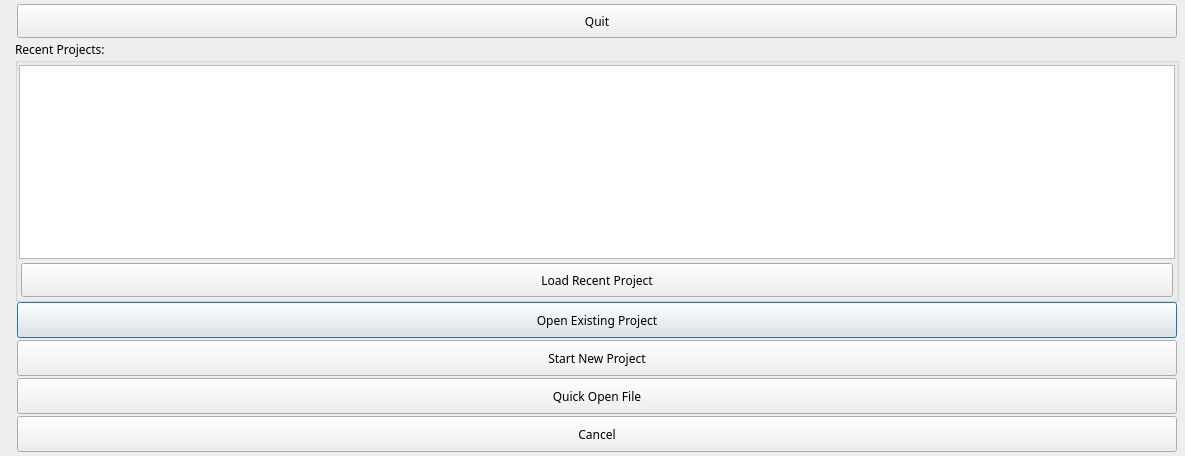
First picture: the form in src/Interface/Application/SplashScreen.ui, repository SCIInstitute/Seg3D, before the edit.
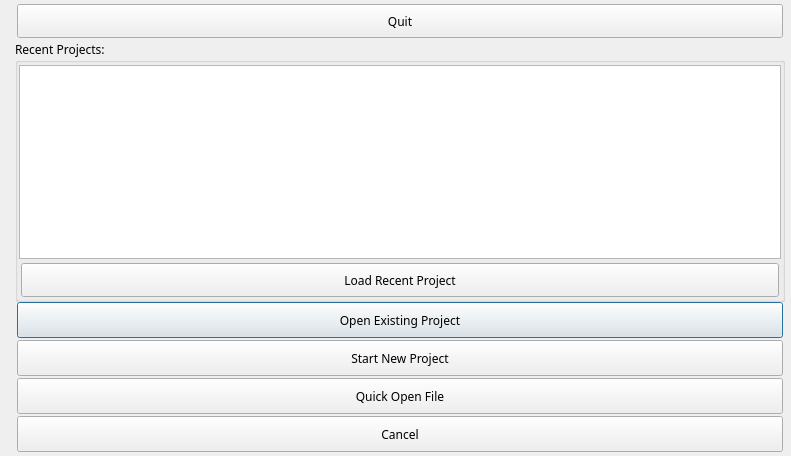
Second picture: the form after the edit. Icons and pictures are not drawn.

Commit message: Update splash screen and wizard icons

```diff
--- a/src/Interface/Application/SplashScreen.ui
+++ b/src/Interface/Application/SplashScreen.ui
@@ -9,7 +9,7 @@
    <rect>
     <x>0</x>
     <y>0</y>
-    <width>1185</width>
+    <width>791</width>
     <height>456</height>
    </rect>
   </property>
```
Left out of the diff: 55 changed lines with no effect on the pictures. The commit also changes 2 other files.
